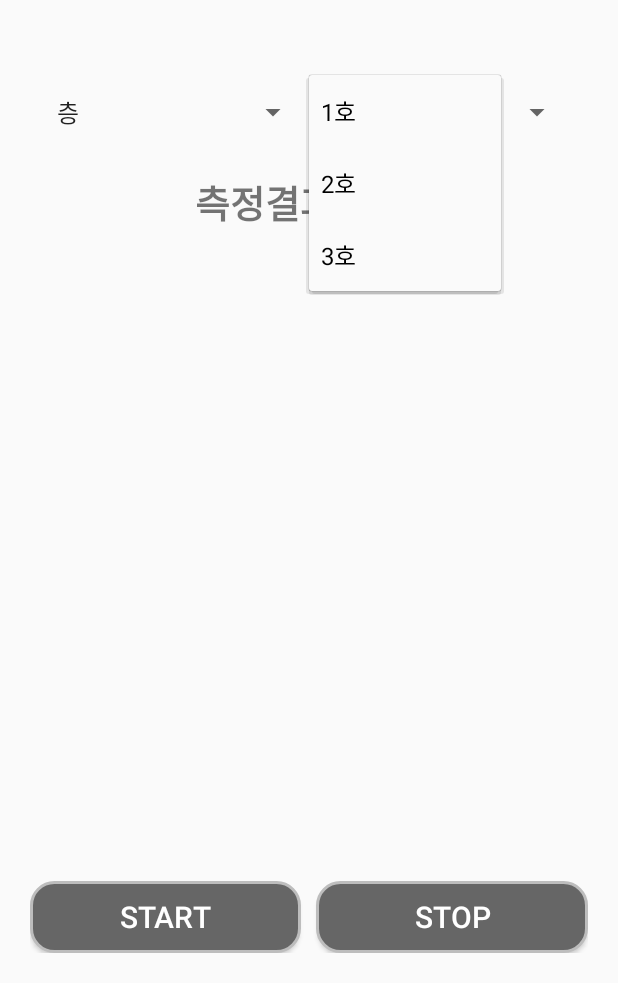
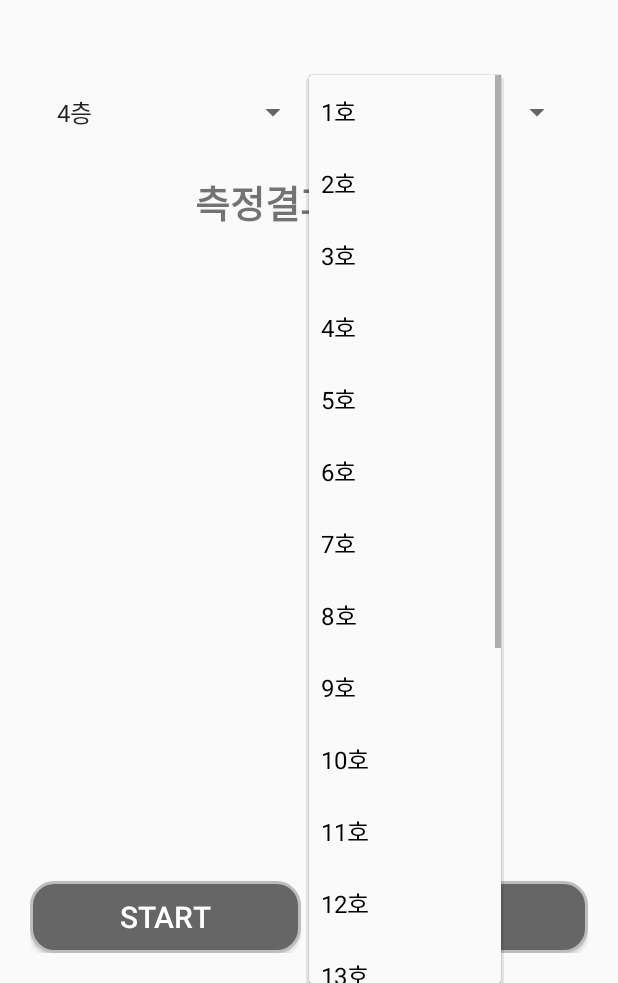
Before and after one commit to agtmwebtoon/indoor-wifi-positioning, an Android app: the screen it shows after launch (MainActivity), after a tap on "1호", on a phone screen of 412 x 824 dp, the part 253-1236 px from its top. Run offline under Robolectric (Android 15) with nearby library versions, the phone set to English and light mode, and no system bars; our stand-ins replace Firebase (no records; nobody signed in at launch, a user with empty details on screens opened directly).

Commit message:
Add detail dropdown list

```diff
--- a/app/src/main/java/com/android/wifiindoorpositioning/MainActivity.java
+++ b/app/src/main/java/com/android/wifiindoorpositioning/MainActivity.java
@@ -38,6 +38,7 @@ public class MainActivity extends AppCompatActivity {
     WifiManager wifiManager;
     ProgressBar progressBar;
 
+
     BroadcastReceiver wifiScanReceiver;
     ArrayList<wifiModel> models = new ArrayList<>();
     listViewAdapter mAdapter;
@@ -45,8 +46,8 @@ public class MainActivity extends AppCompatActivity {
     public int floor;
     public String f,r;
     public String room;
-    String[] floors = {"층","2층", "3층", "4층"};
-    String[] roomNums = {"1호","2호","3호"};
+    String[] floors = {"4층", "5층"};
+    String[] roomNums = {"1호","2호","3호","4호","5호","6호","7호","8호","9호","10호","11호","12호","13호","14호","15호","16호","17호","18호","19호","20호"};
 
     @Override
     protected void onCreate(Bundle savedInstanceState) {
@@ -199,6 +200,11 @@ public class MainActivity extends AppCompatActivity {
             int freq = result.frequency;
             long timestamp = result.timestamp;
 
+            //wifi 데이터 모델 객체 생성
+            wifiModel wifi = new wifiModel(ssid, level, freq, timestamp);
+
+            //floor/room/unique key 아래에 sensing 된 데이터 추가
+            mDatabase.child(f+"/"+room).push().setValue(wifi);
             models.add(new wifiModel(ssid, level, freq, timestamp));
             Log.d("wifi", result.toString());
         }
--- a/app/src/main/java/com/android/wifiindoorpositioning/wifimodel/listViewAdapter.java
+++ b/app/src/main/java/com/android/wifiindoorpositioning/wifimodel/listViewAdapter.java
@@ -42,6 +42,7 @@ public class listViewAdapter extends BaseAdapter {
         return i;
     }
 
+    @SuppressLint("SetTextI18n")
     @Override
     public View getView(int i, View view, ViewGroup viewGroup) {
 
@@ -54,8 +55,8 @@ public class listViewAdapter extends BaseAdapter {
         TextView timestamp = (TextView) mView.findViewById(R.id.timestamp);
 
         ssid.setText(model.get(i).getSSID());
-        level.setText(model.get(i).getLevel());
-        freq.setText(model.get(i).getFrequency());
+        level.setText("level: " + model.get(i).getLevel() + "db");
+        freq.setText("freq: " + model.get(i).getFrequency());
         timestamp.setText(model.get(i).getTimestamp());
 
         return mView;
```
Also changed, not shown: app/src/main/java/com/android/wifiindoorpositioning/wifimodel/wifiModel.java (+4 -4 lines).
